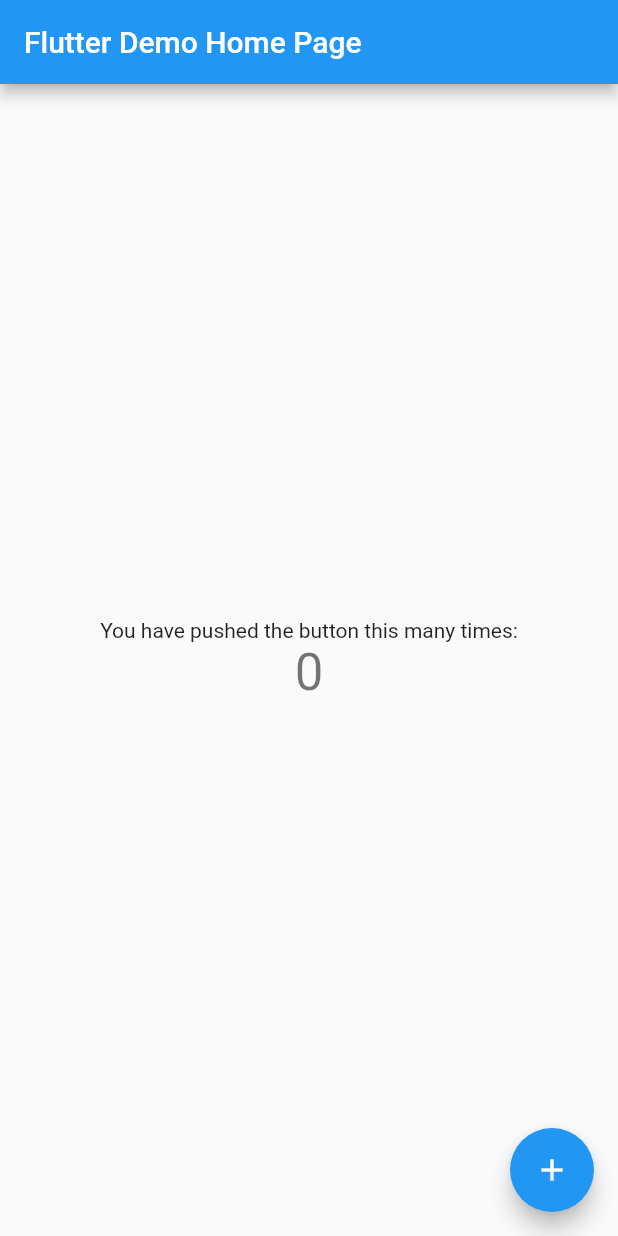
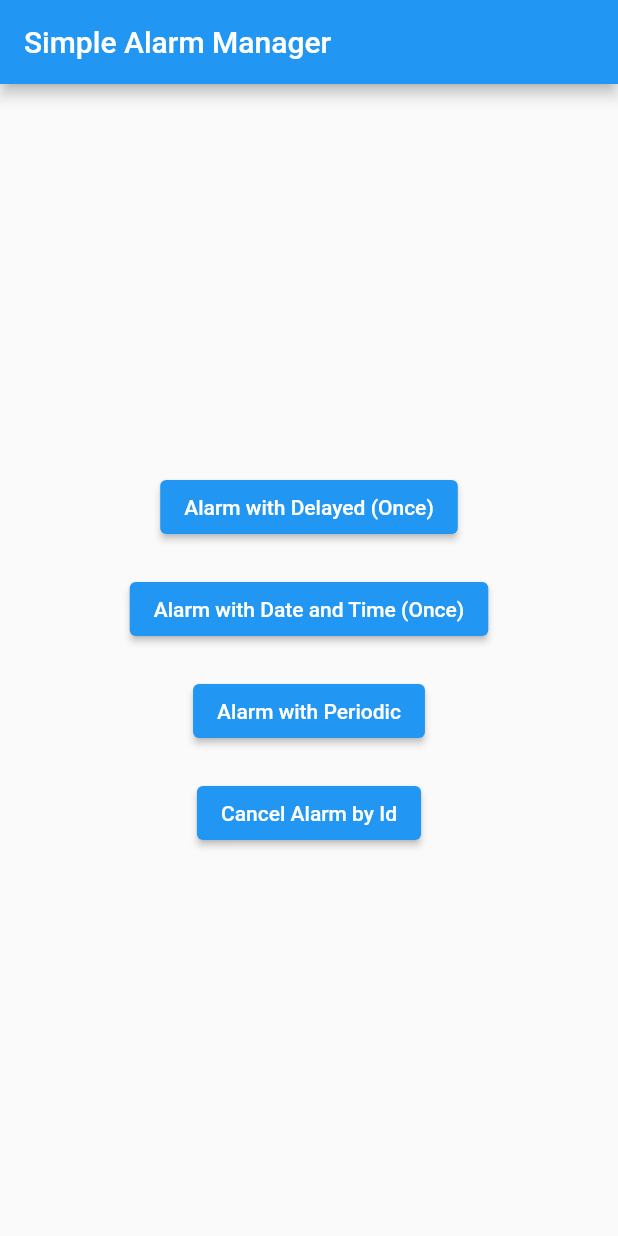
Before and after one commit to fahiem152/simple_android_alarm_manager, a Flutter app: the screen it shows after launch, on a phone screen of 412 x 824 dp. Run offline on Flutter 3.47's test engine with Material 2 defaults, Android fonts, the light colour scheme and no system bars; missing offline and left inert: android_alarm_manager_plus.

Commit message:
android_alarm_manager_plus,AndroidManifest.xml, main.dart, home_page, backgorund_service

```diff
--- a/lib/main.dart
+++ b/lib/main.dart
@@ -1,115 +1,29 @@
+import 'package:android_alarm_manager_plus/android_alarm_manager_plus.dart';
 import 'package:flutter/material.dart';
+import 'package:simple_android_alarm_manager/ui/home_page.dart';
+import 'package:simple_android_alarm_manager/utils/background_service.dart';
 
-void main() {
+Future<void> main() async {
+  WidgetsFlutterBinding.ensureInitialized();
+
+  final BackgroundService service = BackgroundService();
+
+  service.initializeIsolate();
+  AndroidAlarmManager.initialize();
+
   runApp(const MyApp());
 }
 
 class MyApp extends StatelessWidget {
-  const MyApp({super.key});
+  static const title = 'Simple Alarm Manager';
 
-  // This widget is the root of your application.
+  const MyApp({Key? key}) : super(key: key);
+
   @override
   Widget build(BuildContext context) {
-    return MaterialApp(
-      title: 'Flutter Demo',
-      theme: ThemeData(
-        // This is the theme of your application.
-        //
-        // Try running your application with "flutter run". You'll see the
-        // application has a blue toolbar. Then, without quitting the app, try
-        // changing the primarySwatch below to Colors.green and then invoke
-        // "hot reload" (press "r" in the console where you ran "flutter run",
-        // or simply save your changes to "hot reload" in a Flutter IDE).
-        // Notice that the counter didn't reset back to zero; the application
-        // is not restarted.
-        primarySwatch: Colors.blue,
-      ),
-      home: const MyHomePage(title: 'Flutter Demo Home Page'),
+    return const MaterialApp(
+      title: title,
+      home: HomePage(title: title),
     );
   }
 }
-
-class MyHomePage extends StatefulWidget {
-  const MyHomePage({super.key, required this.title});
-
-  // This widget is the home page of your application. It is stateful, meaning
-  // that it has a State object (defined below) that contains fields that affect
-  // how it looks.
-
-  // This class is the configuration for the state. It holds the values (in this
-  // case the title) provided by the parent (in this case the App widget) and
-  // used by the build method of the State. Fields in a Widget subclass are
-  // always marked "final".
-
-  final String title;
-
-  @override
-  State<MyHomePage> createState() => _MyHomePageState();
-}
-
-class _MyHomePageState extends State<MyHomePage> {
-  int _counter = 0;
-
-  void _incrementCounter() {
-    setState(() {
-      // This call to setState tells the Flutter framework that something has
-      // changed in this State, which causes it to rerun the build method below
-      // so that the display can reflect the updated values. If we changed
-      // _counter without calling setState(), then the build method would not be
-      // called again, and so nothing would appear to happen.
-      _counter++;
-    });
-  }
-
-  @override
-  Widget build(BuildContext context) {
-    // This method is rerun every time setState is called, for instance as done
-    // by the _incrementCounter method above.
-    //
-    // The Flutter framework has been optimized to make rerunning build methods
-    // fast, so that you can just rebuild anything that needs updating rather
-    // than having to individually change instances of widgets.
-    return Scaffold(
-      appBar: AppBar(
-        // Here we take the value from the MyHomePage object that was created by
-        // the App.build method, and use it to set our appbar title.
-        title: Text(widget.title),
-      ),
-      body: Center(
-        // Center is a layout widget. It takes a single child and positions it
-        // in the middle of the parent.
-        child: Column(
-          // Column is also a layout widget. It takes a list of children and
-          // arranges them vertically. By default, it sizes itself to fit its
-          // children horizontally, and tries to be as tall as its parent.
-          //
-          // Invoke "debug painting" (press "p" in the console, choose the
-          // "Toggle Debug Paint" action from the Flutter Inspector in Android
-          // Studio, or the "Toggle Debug Paint" command in Visual Studio Code)
-          // to see the wireframe for each widget.
-          //
-          // Column has various properties to control how it sizes itself and
-          // how it positions its children. Here we use mainAxisAlignment to
-          // center the children vertically; the main axis here is the vertical
-          // axis because Columns are vertical (the cross axis would be
-          // horizontal).
-          mainAxisAlignment: MainAxisAlignment.center,
-          children: <Widget>[
-            const Text(
-              'You have pushed the button this many times:',
-            ),
-            Text(
-              '$_counter',
-              style: Theme.of(context).textTheme.headline4,
-            ),
-          ],
-        ),
-      ),
-      floatingActionButton: FloatingActionButton(
-        onPressed: _incrementCounter,
-        tooltip: 'Increment',
-        child: const Icon(Icons.add),
-      ), // This trailing comma makes auto-formatting nicer for build methods.
-    );
-  }
-}
--- /dev/null
+++ b/lib/ui/home_page.dart
@@ -0,0 +1,92 @@
+import 'package:android_alarm_manager_plus/android_alarm_manager_plus.dart';
+import 'package:flutter/material.dart';
+import 'package:simple_android_alarm_manager/utils/background_service.dart';
+
+class HomePage extends StatefulWidget {
+  final String title;
+
+  const HomePage({Key? key, required this.title}) : super(key: key);
+
+  @override
+  State<HomePage> createState() => _HomePageState();
+}
+
+class _HomePageState extends State<HomePage> {
+  final BackgroundService _service = BackgroundService();
+
+  @override
+  void initState() {
+    super.initState();
+    port.listen((_) async => await _service.someTask());
+  }
+
+  @override
+  Widget build(BuildContext context) {
+    return Scaffold(
+      appBar: AppBar(
+        title: Text(widget.title),
+      ),
+      body: Center(
+        child: Column(
+          mainAxisSize: MainAxisSize.min,
+          children: [
+            ElevatedButton(
+              child: const Text(
+                'Alarm with Delayed (Once)',
+              ),
+              onPressed: () async {
+                await AndroidAlarmManager.oneShot(
+                  const Duration(seconds: 5),
+                  1,
+                  BackgroundService.callback,
+                  exact: true,
+                  wakeup: true,
+                );
+              },
+            ),
+            const SizedBox(height: 20),
+            ElevatedButton(
+              child: const Text(
+                'Alarm with Date and Time (Once)',
+              ),
+              onPressed: () async {
+                await AndroidAlarmManager.oneShotAt(
+                  DateTime.now().add(const Duration(seconds: 5)),
+                  2,
+                  BackgroundService.callback,
+                  exact: true,
+                  wakeup: true,
+                );
+              },
+            ),
+            const SizedBox(height: 20),
+            ElevatedButton(
+              child: const Text(
+                'Alarm with Periodic',
+              ),
+              onPressed: () async {
+                await AndroidAlarmManager.periodic(
+                  const Duration(minutes: 1),
+                  3,
+                  BackgroundService.callback,
+                  startAt: DateTime.now(),
+                  exact: true,
+                  wakeup: true,
+                );
+              },
+            ),
+            const SizedBox(height: 20),
+            ElevatedButton(
+              child: const Text(
+                'Cancel Alarm by Id',
+              ),
+              onPressed: () async {
+                await AndroidAlarmManager.cancel(3);
+              },
+            ),
+          ],
+        ),
+      ),
+    );
+  }
+}
--- /dev/null
+++ b/lib/utils/background_service.dart
@@ -0,0 +1,33 @@
+import 'dart:isolate';
+import 'dart:ui';
+
+final ReceivePort port = ReceivePort();
+
+class BackgroundService {
+  static BackgroundService? _instance;
+  static const String _isolateName = 'isolate';
+  static SendPort? _uiSendPort;
+
+  BackgroundService._internal() {
+    _instance = this;
+  }
+
+  factory BackgroundService() => _instance ?? BackgroundService._internal();
+
+  void initializeIsolate() {
+    IsolateNameServer.registerPortWithName(
+      port.sendPort,
+      _isolateName,
+    );
+  }
+
+  static Future<void> callback() async {
+    print('Alarm fired!');
+    _uiSendPort ??= IsolateNameServer.lookupPortByName(_isolateName);
+    _uiSendPort?.send(null);
+  }
+
+  Future<void> someTask() async {
+    print('Updated data from the background isolate');
+  }
+}
--- a/pubspec.yaml
+++ b/pubspec.yaml
@@ -36,6 +36,7 @@
   # The following adds the Cupertino Icons font to your application.
   # Use with the CupertinoIcons class for iOS style icons.
   cupertino_icons: ^1.0.2
+  android_alarm_manager_plus: ^2.1.0
 
 dev_dependencies:
   flutter_test:
```
Also changed, not shown: pubspec.lock, 1 other file.
